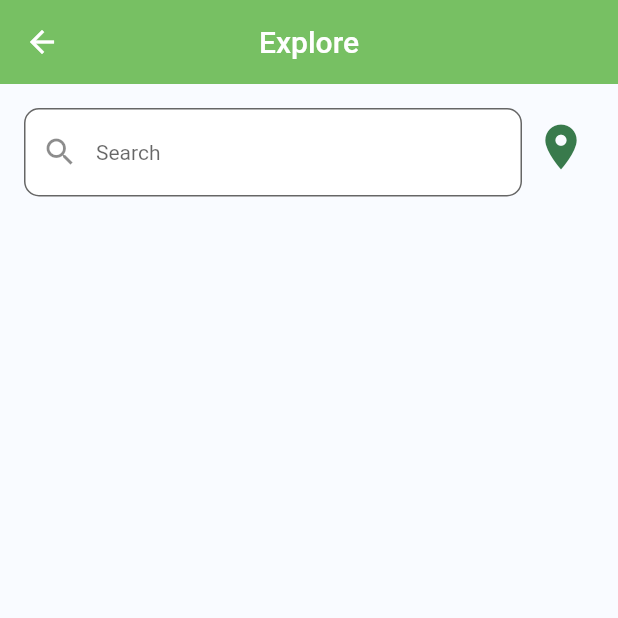
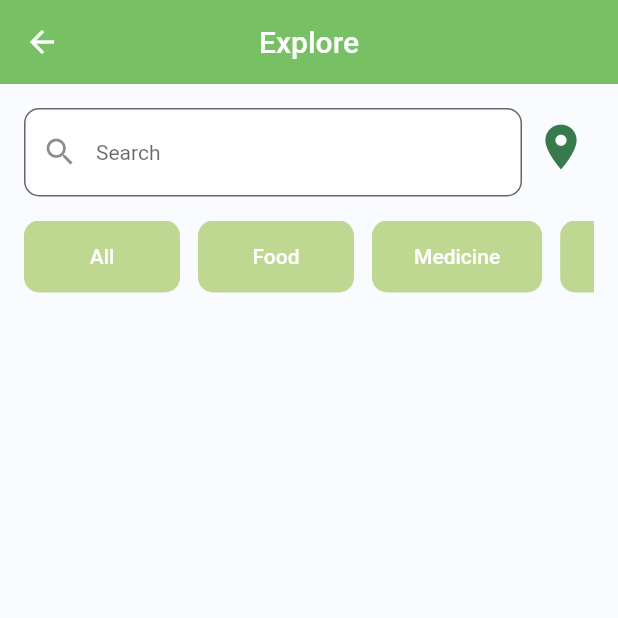
Before and after one commit to Hacktivists-AUB/Need2Give-frontend, a Flutter app: the Explore screen opened directly, on a phone screen of 412 x 824 dp, the top half of it. Run offline on Flutter 3.47's test engine with Material 2 defaults, Android fonts, the phone set to English and light mode, and no system bars; our stand-ins replace carousel_slider, flutter_dotenv, flutter_map, flutter_signin_button, font_awesome_flutter, geolocator and 4 more; accounts and stored records are empty.

Commit message:
Add categories to explore page

```diff
--- a/need2give/lib/screens/user/explore.dart
+++ b/need2give/lib/screens/user/explore.dart
@@ -11,6 +11,33 @@ class Explore extends StatefulWidget {
 }
 
 class _ExploreState extends State<Explore> {
+  final List<Map<String, dynamic>> _categories = [
+    {
+      "id": 1,
+      "name": "All",
+    },
+    {
+      "id": 2,
+      "name": "Food",
+    },
+    {
+      "id": 3,
+      "name": "Medicine",
+    },
+    {
+      "id": 4,
+      "name": "Clothing",
+    },
+    {
+      "id": 5,
+      "name": "Electronics",
+    },
+    {
+      "id": 6,
+      "name": "Other",
+    }
+  ];
+
   @override
   Widget build(BuildContext context) {
     return Scaffold(
@@ -40,8 +67,34 @@ class _ExploreState extends State<Explore> {
                     size: 36,
                     color: Global.darkGreen,
                   ),
-                )
+                ),
               ],
+            ),
+            Container(
+              margin: const EdgeInsets.symmetric(vertical: 16.0),
+              height: 48.0,
+              child: ListView(
+                scrollDirection: Axis.horizontal,
+                children: _categories
+                    .map(
+                      (e) => Container(
+                        decoration: BoxDecoration(
+                          borderRadius: BorderRadius.circular(10),
+                          color: Global.lightGreen,
+                        ),
+                        margin: const EdgeInsets.only(right: 12),
+                        padding: const EdgeInsets.symmetric(horizontal: 20),
+                        child: TextButton(
+                          onPressed: () {},
+                          child: Text(
+                            e["name"],
+                            style: const TextStyle(color: Global.white),
+                          ),
+                        ),
+                      ),
+                    )
+                    .toList(),
+              ),
             ),
           ],
         ),
```
Also changed, not shown: need2give/lib/main.dart (line endings or trailing spaces).
